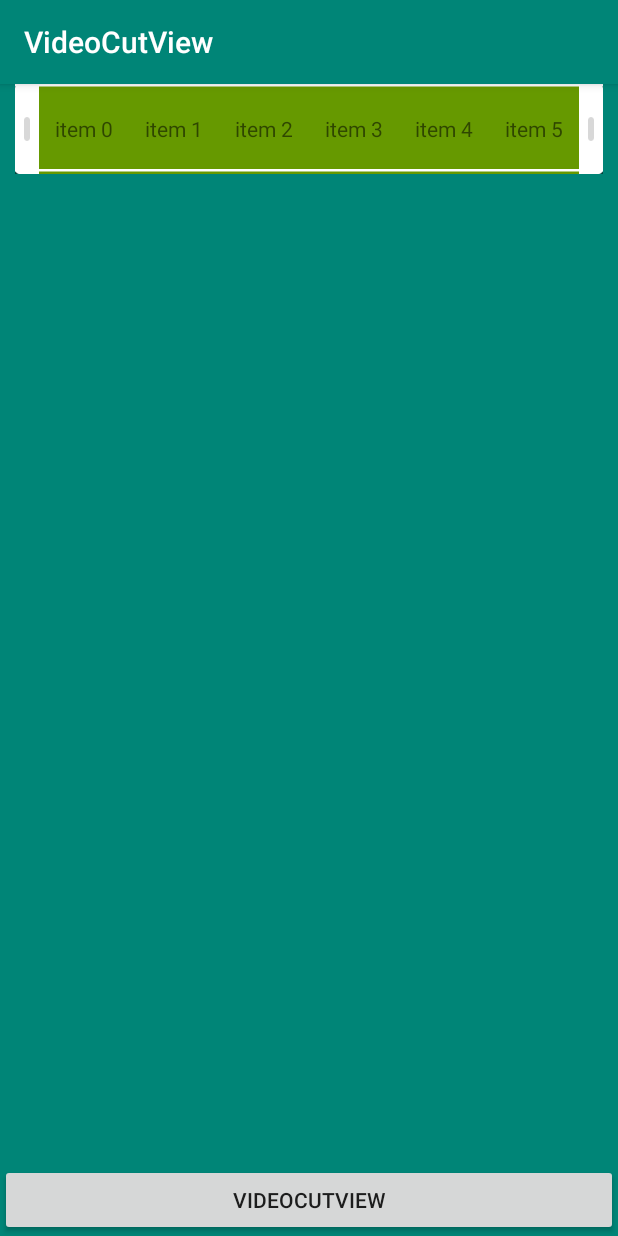
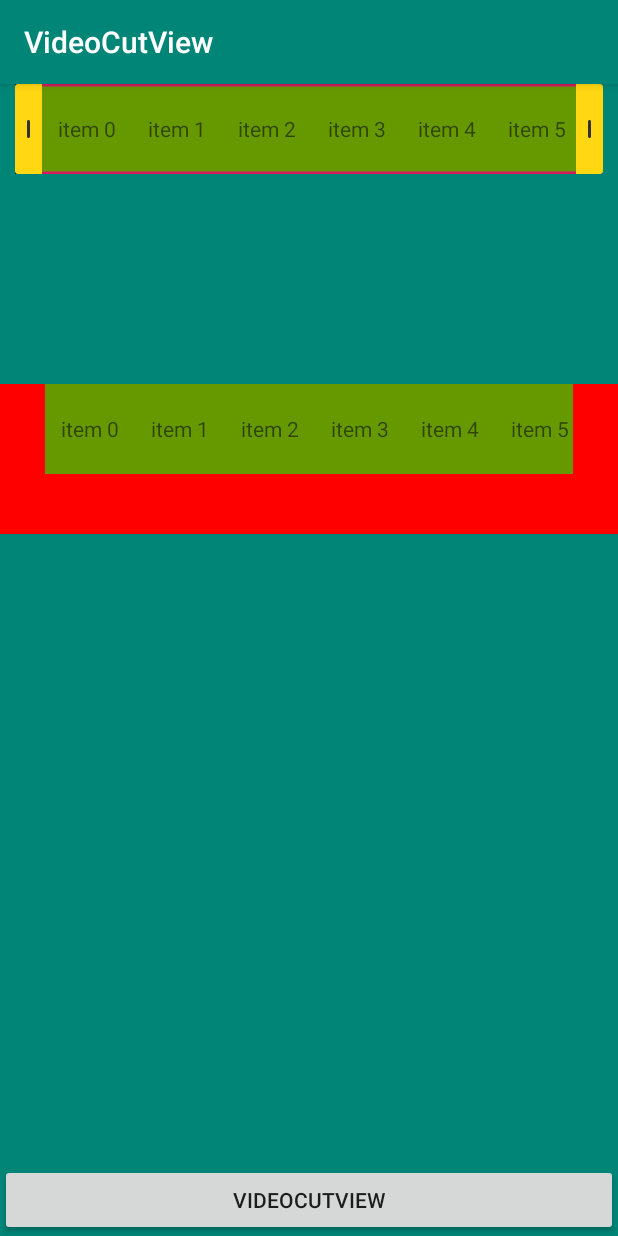
Before and after one commit to twp520/VideoCutView, an Android app: the screen it shows after launch (MainActivity), on a phone screen of 412 x 824 dp. Run offline under Robolectric (Android 15) with nearby library versions, the phone set to English and light mode, and no system bars.

Commit message:
fix:更新计算方式

```diff
--- a/app/src/main/java/com/colin/videocutview/MainActivity.kt
+++ b/app/src/main/java/com/colin/videocutview/MainActivity.kt
@@ -2,6 +2,7 @@ package com.colin.videocutview
 
 import android.os.Bundle
 import android.support.v7.app.AppCompatActivity
+import android.support.v7.widget.LinearLayoutManager
 import kotlinx.android.synthetic.main.activity_main.*
 
 class MainActivity : AppCompatActivity() {
@@ -20,5 +21,8 @@ class MainActivity : AppCompatActivity() {
 
 
         }
+
+        main_test.layoutManager = LinearLayoutManager(this, LinearLayoutManager.HORIZONTAL, false)
+        main_test.adapter = TestAdapter(this)
     }
 }
--- /dev/null
+++ b/app/src/main/java/com/colin/videocutview/MyRecyclerView.kt
@@ -0,0 +1,21 @@
+package com.colin.videocutview
+
+import android.annotation.SuppressLint
+import android.content.Context
+import android.support.v7.widget.RecyclerView
+import android.util.AttributeSet
+import android.view.MotionEvent
+
+/**
+ * create by colin 2019-07-30
+ */
+class MyRecyclerView : RecyclerView {
+    constructor(context: Context) : super(context)
+
+    constructor(context: Context, attrs: AttributeSet?) : super(context, attrs)
+
+    @SuppressLint("ClickableViewAccessibility")
+    override fun onTouchEvent(e: MotionEvent): Boolean {
+        return if (!isEnabled) false else super.onTouchEvent(e)
+    }
+}
--- /dev/null
+++ b/app/src/main/java/com/colin/videocutview/Util.kt
@@ -0,0 +1,28 @@
+package com.colin.videocutview
+
+import android.content.res.Resources
+import android.graphics.Bitmap
+import android.graphics.BitmapFactory
+import android.graphics.Canvas
+import android.os.Build
+
+/**
+ * create by colin 2019-08-05
+ */
+
+fun vetor2bitmap(resources: Resources, id: Int): Bitmap {
+    val bitmap: Bitmap
+    if (Build.VERSION.SDK_INT > Build.VERSION_CODES.LOLLIPOP) {
+        val vectorDrawable = resources.getDrawable(id)
+        bitmap = Bitmap.createBitmap(
+            vectorDrawable.intrinsicWidth,
+            vectorDrawable.intrinsicHeight, Bitmap.Config.ARGB_8888
+        )
+        val canvas = Canvas(bitmap)
+        vectorDrawable.setBounds(0, 0, canvas.width, canvas.height)
+        vectorDrawable.draw(canvas)
+    } else {
+        bitmap = BitmapFactory.decodeResource(resources, id)
+    }
+    return bitmap
+}
--- a/app/src/main/java/com/colin/videocutview/VideoCutLayout.kt
+++ b/app/src/main/java/com/colin/videocutview/VideoCutLayout.kt
@@ -1,10 +1,12 @@
 package com.colin.videocutview
 
 import android.content.Context
+import android.graphics.Canvas
+import android.graphics.Color
+import android.graphics.Paint
 import android.support.v7.widget.LinearLayoutManager
 import android.support.v7.widget.RecyclerView
 import android.util.AttributeSet
-import android.util.Log
 import android.widget.FrameLayout
 
 /**
@@ -18,14 +20,17 @@ import android.widget.FrameLayout
  */
 class VideoCutLayout : FrameLayout {
 
-    private val mRecyclerView: RecyclerView = RecyclerView(context)
+    private val mRecyclerView: MyRecyclerView = MyRecyclerView(context)
     private val mCutView: VideoCutView
     private var mMaxDuration: Long = 15 * 1000 //视频的最大时长
     private var mVideoDuration = 0L //视频的真实时长
-    private var mPxDuration = 0L //每个像素代表的视频时长
-    private var mFramePxDuration = 0L //帧列表每个像素代表的视频时长
+    private var mPxDuration = 0f //每个像素代表的视频时长
+    private var mFramePxDuration = 0f //帧列表每个像素代表的视频时长
     private var mCutDuration = 0L //剪辑的时长
     private var mListener: OnCutDurationListener? = null
+    private var isComplete = false //是否准备完成
+    private val mPaint = Paint()
+
 
     constructor(context: Context) : super(context)
 
@@ -35,31 +40,26 @@ class VideoCutLayout : FrameLayout {
     init {
         val layoutManager = LinearLayoutManager(context, LinearLayoutManager.HORIZONTAL, false)
         mRecyclerView.layoutManager = layoutManager
+        mRecyclerView.isEnabled = false
         mCutView = VideoCutView(context)
-
+        mCutView.isEnabled = false
+        mCutView.minDuration = 3000f
+        mPaint.style = Paint.Style.FILL
+        mPaint.color = Color.parseColor("#80000000")
     }
 
     override fun onFinishInflate() {
         super.onFinishInflate()
         val params1 = LayoutParams(LayoutParams.MATCH_PARENT, LayoutParams.MATCH_PARENT)
+        //这里改成padding
+//        mRecyclerView.setPadding(mCutView.getLeftWidth(), 0, mCutView.getRightWidth(), 0)
         params1.leftMargin = mCutView.getLeftWidth()
         params1.rightMargin = mCutView.getRightWidth()
+        mRecyclerView.setBackgroundColor(Color.TRANSPARENT)
         addView(mRecyclerView, params1)
 
         val params2 = LayoutParams(LayoutParams.MATCH_PARENT, LayoutParams.MATCH_PARENT)
         addView(mCutView, params2)
-    }
-
-    override fun onSizeChanged(w: Int, h: Int, oldw: Int, oldh: Int) {
-        super.onSizeChanged(w, h, oldw, oldh)
-        val width = w - mCutView.getLeftWidth() - mCutView.getRightWidth()
-        if (mVideoDuration <= mMaxDuration) {
-            mCutDuration = mVideoDuration
-            mPxDuration = mVideoDuration / width
-        } else {
-            mCutDuration = mMaxDuration
-            mPxDuration = mMaxDuration / width
-        }
     }
 
 
@@ -68,12 +68,6 @@ class VideoCutLayout : FrameLayout {
      */
     fun setFrameAdapter(adapter: RecyclerView.Adapter<*>) {
         mRecyclerView.adapter = adapter
-        mRecyclerView.post {
-            val range = mRecyclerView.computeHorizontalScrollRange()
-            //计算出每个像素代表的时长,并将剪辑时长赋值为最大值
-            mFramePxDuration = mVideoDuration / range
-        }
-
         mRecyclerView.addOnScrollListener(object : RecyclerView.OnScrollListener() {
             override fun onScrollStateChanged(recyclerView: RecyclerView, newState: Int) {
                 if (newState == RecyclerView.SCROLL_STATE_IDLE) {
@@ -95,17 +89,83 @@ class VideoCutLayout : FrameLayout {
     private fun computeDuration(left: Float, right: Float) {
         val startPx = left - mCutView.getLeftWidth()
         val offset = mRecyclerView.computeHorizontalScrollOffset()
-        Log.e("test", "left = $left , right = $right , width = $width offset = $offset ")
-        val startMs = startPx * mPxDuration + offset * mFramePxDuration //起始时间
-        val endMs = startMs + (right - left) * mPxDuration
-        Log.e(
-            "test",
-            "startMs = $startMs  endMs = $endMs ,pxDuration = $mPxDuration  ,frameDuration = $mFramePxDuration"
-        )
-        mCutDuration = endMs.toLong() - startMs.toLong()
-        mListener?.invoke(startMs.toLong(), endMs.toLong())
+        var startMs = (startPx * mPxDuration + offset * mFramePxDuration).toLong() //起始时间
+        var endMs = (startMs + (right - left) * mPxDuration).toLong()
+        if (endMs > mVideoDuration) {
+            startMs -= (endMs - mVideoDuration)
+            endMs = mVideoDuration
+        }
+        startMs = Math.max(0, startMs)
+        mCutDuration = endMs - startMs
+        mListener?.invoke(startMs, endMs)
     }
 
+
+    /**
+     * 当加载完成的时候进行初始化计算
+     * 一定要调用这个方法
+     *
+     * @param func 需要添加一个透明的item
+     */
+    fun computeWithDataComplete(itemWidth: Int, func: Runnable) {
+        mRecyclerView.post {
+
+            var diff = 0f //裁剪区域和list的宽度差
+            var offset = 0 //右边露出的宽度
+            val cutRange = mCutView.getEnd() - mCutView.getStart() //拖动条的原始区间
+            var width = cutRange //拖动条的区间，用来最终计算
+            //给剪辑时长赋初始值
+            mCutDuration = if (mVideoDuration <= mMaxDuration) {
+                mVideoDuration
+            } else {
+                //如果视频时长大于了最大时长，那么需要将拖动控件往右边移动，让右边露出一些来。
+                //将recyclerView的marginRight 设置为0 ，添加一个透明的item，将cutView的右边margin设为item的宽度
+                val paramsList = mRecyclerView.layoutParams
+                if (paramsList is MarginLayoutParams) {
+                    paramsList.rightMargin = 0
+                }
+                func.run()
+                val params = mCutView.layoutParams
+                if (params is MarginLayoutParams) {
+                    //改变了cutView的margin后，修正了，所以之后的listener中right的坐标不需要减去offset
+                    offset = itemWidth - mCutView.getRightWidth()
+                    params.rightMargin += offset
+                }
+                mCutView.layoutParams = params
+                //如果要将后面露出来，加一个透明的item
+                width -= offset //宽度需要减去露出的部分
+                mMaxDuration
+            }
+            val range = mRecyclerView.computeHorizontalScrollRange() - offset
+            //因为帧的item宽度为int，所以会损失一些精度，导致两者有几个像素的误差。这里计算的时候把它减出来.
+            if (cutRange > range) {
+                val params = mCutView.layoutParams
+                if (params is MarginLayoutParams) {
+                    //改变了cutView的padding后，修正了，所以之后的listener中right的坐标不需要减去diff
+                    diff = cutRange - range
+                    params.rightMargin = diff.toInt()
+                    width -= diff
+                }
+                mCutView.layoutParams = params
+            }
+            //计算出每个像素代表的时长
+            mPxDuration = mCutDuration / width
+            mCutView.durationPx = mPxDuration
+            mFramePxDuration = mVideoDuration / range.toFloat()
+            computeDuration(mCutView.getStart(), mCutView.getEnd() - diff - offset)
+            isComplete = true
+            mCutView.isEnabled = true
+            mRecyclerView.isEnabled = true
+            requestLayout()
+        }
+    }
+
+
+    override fun onDrawForeground(canvas: Canvas?) {
+        super.onDrawForeground(canvas)
+        //绘制一个半透明的矩形挡住露出来的部分。
+        canvas?.drawRect(mCutView.right.toFloat(), 0f, measuredWidth.toFloat(), measuredHeight.toFloat(), mPaint)
+    }
 
     /**
      * 设置监听
@@ -118,8 +178,9 @@ class VideoCutLayout : FrameLayout {
     /**
      * 设置视频的时长
      */
-    fun setVideoDuration(duration: Long) {
+    fun setVideoDuration(duration: Long, maxDuration: Long = 15 * 1000) {
         mVideoDuration = duration
+        mMaxDuration = maxDuration
         mCutDuration = Math.min(mMaxDuration, mVideoDuration)
     }
 
@@ -144,4 +205,16 @@ class VideoCutLayout : FrameLayout {
         child ?: return -1
         return mRecyclerView.getChildAdapterPosition(child)
     }
+
+    /**
+     * 获取指针宽度
+     *
+     * @param orientation 0 -> 左边  1 -> 右边
+     */
+    fun getBitmapWidth(orientation: Int): Int {
+        return if (orientation == 0)
+            mCutView.getLeftWidth()
+        else
+            mCutView.getRightWidth()
+    }
 }
--- a/app/src/main/java/com/colin/videocutview/VideoCutView.kt
+++ b/app/src/main/java/com/colin/videocutview/VideoCutView.kt
@@ -3,7 +3,7 @@ package com.colin.videocutview
 import android.annotation.SuppressLint
 import android.content.Context
 import android.graphics.*
-import android.graphics.Canvas.ALL_SAVE_FLAG
+import android.support.v4.content.ContextCompat
 import android.util.AttributeSet
 import android.view.MotionEvent
 import android.view.View
@@ -42,7 +42,9 @@ class VideoCutView : View {
 
     private var mLastX = 0f
     private var mDownX = 0f
-    private val mode = PorterDuffXfermode(PorterDuff.Mode.CLEAR)
+
+    var minDuration = 0f
+    var durationPx = 0f
 
     private var mListener: OnCutListener? = null
 
@@ -52,11 +54,12 @@ class VideoCutView : View {
         mPaint.strokeWidth = 5f
 
         //todo 处理自定义属性，线的颜色，边界的切图
-        mLeftBitmap = BitmapFactory.decodeResource(resources, R.drawable.icon_crop_left)
-        mRightBitmap = BitmapFactory.decodeResource(resources, R.drawable.icon_crop_right)
+        mLeftBitmap = vetor2bitmap(resources, R.drawable.ic_video_control)
+        mRightBitmap = vetor2bitmap(resources, R.drawable.ic_video_control_right)
         mRectF.left = mLeftPadding + mLeftBitmap.width
 
     }
+
 
     override fun onSizeChanged(w: Int, h: Int, oldw: Int, oldh: Int) {
         super.onSizeChanged(w, h, oldw, oldh)
@@ -69,30 +72,30 @@ class VideoCutView : View {
     override fun onDraw(canvas: Canvas) {
         super.onDraw(canvas)
         //绘制背景颜色
-        val saved = canvas.saveLayer(null, null, ALL_SAVE_FLAG)
+//        val saved = canvas.saveLayer(null, null, ALL_SAVE_FLAG)
 
+        mPaint.style = Paint.Style.FILL
         mPaint.color = Color.parseColor("#80000000")
         canvas.drawRect(getLeftWidth().toFloat(), 0f, mLeftPadding, height.toFloat(), mPaint)
-
-        canvas.drawRect(mRightPadding, 0f, width.toFloat() - getRightWidth().toFloat(), height.toFloat(), mPaint)
+        canvas.drawRect(mRightPadding, 0f, width.toFloat(), height.toFloat(), mPaint)
 
         //先画上下两根线
         mPaint.style = Paint.Style.STROKE
-        mPaint.color = Color.WHITE
-        canvas.drawLine(mLeftPadding, 0f, mRightPadding, 0f, mPaint)
-        canvas.drawLine(mLeftPadding, height.toFloat() - 5f, mRightPadding, height.toFloat() - 5f, mPaint)
+        mPaint.color = ContextCompat.getColor(context, R.color.colorAccent)
+        canvas.drawLine(mRectF.left, 0f, mRectF.right, 0f, mPaint)
+        canvas.drawLine(mRectF.left, height.toFloat(), mRectF.right, height.toFloat(), mPaint)
 
         //再画边界
         canvas.drawBitmap(mLeftBitmap, mLeftPadding, 0f, mPaint)
         canvas.drawBitmap(mRightBitmap, mRightPadding - mRightBitmap.width, 0f, mPaint)
 
         //画高亮
-        mPaint.xfermode = mode
-        mPaint.style = Paint.Style.FILL
-        canvas.drawRect(mRectF, mPaint)
-        mPaint.xfermode = null
+//        mPaint.xfermode = mode
+//        mPaint.style = Paint.Style.FILL
+//        canvas.drawRect(mRectF, mPaint)
+//        mPaint.xfermode = null
 
-        canvas.restoreToCount(saved)
+//        canvas.restoreToCount(saved)
 
     }
 
@@ -101,7 +104,8 @@ class VideoCutView : View {
     @SuppressLint("ClickableViewAccessibility")
     override fun onTouchEvent(event: MotionEvent): Boolean {
         var consumed = false
-
+        if (!isEnabled)
+            return consumed
         when (event.action) {
             MotionEvent.ACTION_DOWN -> {
                 //判断是否点击点在边界上，如果是则处理此次事件。
@@ -127,15 +131,21 @@ class VideoCutView : View {
                 consumed = when (click) {
                     leftClick -> {
                         val newPadding = Math.max(mLeftPadding + dx, 0f)
-                        if (newPadding + mLeftBitmap.width < mRectF.right - 5) {
-                            mLeftPadding = newPadding
+                        if (newPadding + mLeftBitmap.width < mRectF.right) {
+                            val curDuration = (mRectF.right - newPadding - mLeftBitmap.width) * durationPx
+                            if (!(curDuration <= minDuration + 1 && dx > 0)) {
+                                mLeftPadding = newPadding
+                            }
                         }
                         true
                     }
                     rightClick -> {
                         val newPadding = Math.min(mRightPadding + dx, width.toFloat())
-                        if (newPadding - mRightBitmap.width > mRectF.left + 5) {
-                            mRightPadding = newPadding
+                        if (newPadding - mRightBitmap.width > mRectF.left) {
+                            val curDuration = (newPadding - mRightBitmap.width - mRectF.left) * durationPx
+                            if (!(curDuration <= minDuration + 1 && dx < 0)) {
+                                mRightPadding = newPadding
+                            }
                         }
                         true
                     }
@@ -191,4 +201,5 @@ class VideoCutView : View {
     fun getEnd(): Float {
         return mRectF.right
     }
+
 }
--- /dev/null
+++ b/app/src/main/res/drawable/ic_video_control.xml
@@ -0,0 +1,18 @@
+<vector xmlns:android="http://schemas.android.com/apk/res/android"
+    android:width="18dp"
+    android:height="60dp"
+    android:viewportWidth="18"
+    android:viewportHeight="60">
+    <path
+        android:fillColor="#FFD712"
+        android:fillType="evenOdd"
+        android:pathData="M2,0L18,0L18,60L2,60C0.8954,60 0,59.1046 0,58L0,2C-0,0.8954 0.8954,0 2,0Z"
+        android:strokeWidth="1"
+        android:strokeColor="#00000000" />
+    <path
+        android:fillColor="#323232"
+        android:fillType="evenOdd"
+        android:pathData="M9,24C9.5523,24 10,24.4477 10,25L10,35C10,35.5523 9.5523,36 9,36C8.4477,36 8,35.5523 8,35L8,25C8,24.4477 8.4477,24 9,24Z"
+        android:strokeWidth="1"
+        android:strokeColor="#00000000" />
+</vector>
--- /dev/null
+++ b/app/src/main/res/drawable/ic_video_control_right.xml
@@ -0,0 +1,18 @@
+<vector xmlns:android="http://schemas.android.com/apk/res/android"
+    android:width="18dp"
+    android:height="60dp"
+    android:viewportWidth="18"
+    android:viewportHeight="60">
+    <path
+        android:fillColor="#FFD712"
+        android:fillType="nonZero"
+        android:pathData="M16,60L0,60L0,0L16,0C17.1046,0 18,0.8954 18,2L18,58C18,59.1046 17.1046,60 16,60Z"
+        android:strokeWidth="1"
+        android:strokeColor="#00000000" />
+    <path
+        android:fillColor="#323232"
+        android:fillType="nonZero"
+        android:pathData="M9,36C8.4477,36 8,35.5523 8,35L8,25C8,24.4477 8.4477,24 9,24C9.5523,24 10,24.4477 10,25L10,35C10,35.5523 9.5523,36 9,36Z"
+        android:strokeWidth="1"
+        android:strokeColor="#00000000" />
+</vector>
--- a/app/src/main/res/layout/activity_main.xml
+++ b/app/src/main/res/layout/activity_main.xml
@@ -30,4 +30,13 @@
             android:text="@string/app_name"
             android:layout_width="match_parent"
             android:layout_height="wrap_content"/>
+
+    <android.support.v7.widget.RecyclerView
+            android:id="@+id/main_test"
+            android:layout_width="match_parent"
+            android:layout_height="100dp"
+            android:paddingStart="30dp"
+            android:background="#f00"
+            android:paddingEnd="30dp"
+            android:layout_marginTop="200dp"/>
 </FrameLayout>
```
